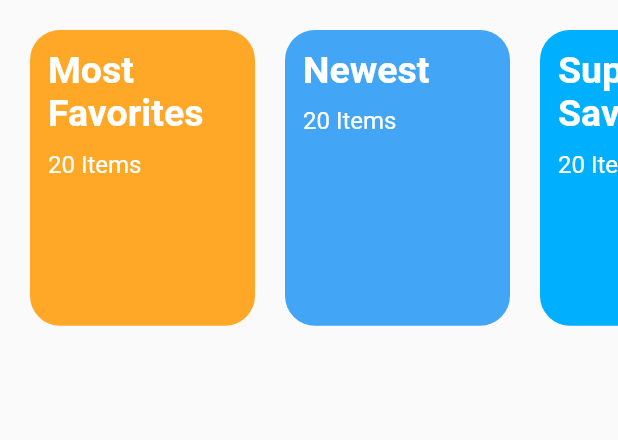
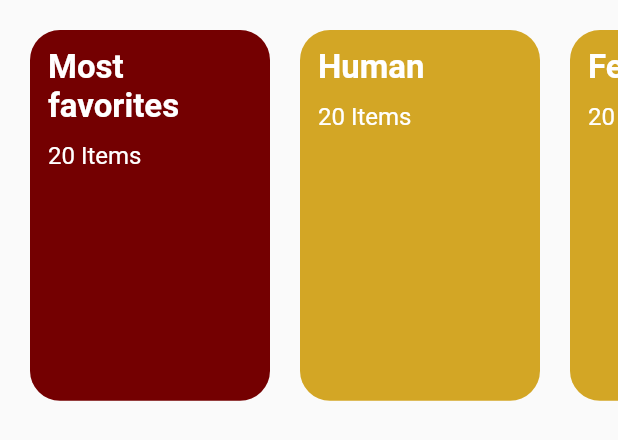
Before and after one commit to MarcelIwanicki/potterdex, a Flutter app: the CategoriesScroller widget shown alone on an empty page, opened directly, on a phone screen of 412 x 824 dp. Shown: the top 440 px of the screen. Run offline on Flutter 3.47's test engine with Material 2 defaults, Android fonts, the phone set to English and light mode, and no system bars; our stand-ins replace bloc, equatable, flutter_bloc, transparent_image; missing offline and left inert: injector; statements that could not run were skipped.

Commit message:
PD-2: Created dashboard view integrated with api with animations

```diff
--- a/lib/di/dashboard_module.dart
+++ b/lib/di/dashboard_module.dart
@@ -1,5 +1,6 @@
 import 'package:injector/injector.dart';
 import 'package:potterdex/feature/dashboard/business_logic/bloc/dashboard_bloc.dart';
+import 'package:potterdex/feature/dashboard/business_logic/cubit/close_container_cubit.dart';
 import 'package:potterdex/feature/dashboard/data/repository/harry_potter_repository.dart';
 
 void registerDashobardModule() {
@@ -7,4 +8,6 @@ void registerDashobardModule() {
 
   injector.registerSingleton<DashboardBloc>(
       () => DashboardBloc(injector.get<HarryPotterRepository>()));
+
+  injector.registerSingleton<CloseContainerCubit>(() => CloseContainerCubit());
 }
--- /dev/null
+++ b/lib/feature/dashboard/business_logic/cubit/close_container_state.dart
@@ -0,0 +1,6 @@
+class CloseContainerState {
+  bool isClosed;
+  double scrollValue;
+
+  CloseContainerState({required this.isClosed, required this.scrollValue});
+}
--- a/lib/feature/dashboard/presentation/widget/categories_scroller.dart
+++ b/lib/feature/dashboard/presentation/widget/categories_scroller.dart
@@ -1,102 +1,100 @@
 import 'package:flutter/material.dart';
+import 'package:potterdex/feature/dashboard/presentation/widget/categories_scroller_item.dart';
+import 'package:potterdex/resources/values/app_colors.dart';
+import 'package:potterdex/resources/values/app_dimens.dart';
+import 'package:potterdex/resources/values/app_strings.dart';
 
 class CategoriesScroller extends StatelessWidget {
   const CategoriesScroller({Key? key}) : super(key: key);
 
   @override
   Widget build(BuildContext context) {
-    final double categoryHeight = MediaQuery.of(context).size.height * 0.30 - 50;
+    final double categoryHeight = MediaQuery.of(context).size.height *
+        AppDimens.CATEGORIES_SCROLLER_HEIGHT_MULTIPLIER;
     return SingleChildScrollView(
       physics: BouncingScrollPhysics(),
       scrollDirection: Axis.horizontal,
       child: Container(
-        margin: const EdgeInsets.symmetric(vertical: 20, horizontal: 20),
+        margin: const EdgeInsets.symmetric(
+            vertical: AppDimens.CATEGORIES_SCROLLER_MARGIN,
+            horizontal: AppDimens.CATEGORIES_SCROLLER_MARGIN),
+        child: FittedBox(
+          fit: BoxFit.fill,
+          alignment: Alignment.topCenter,
           child: FittedBox(
             fit: BoxFit.fill,
             alignment: Alignment.topCenter,
             child: Row(
               children: <Widget>[
-              Container(
-                width: 150,
-                margin: EdgeInsets.only(right: 20),
+                CategoriesScrollerItem(
+                  width: AppDimens.CATEGORIES_SCROLLER_ITEM_WIDTH,
                   height: categoryHeight,
-                decoration: BoxDecoration(color: Colors.orange.shade400, borderRadius: BorderRadius.all(Radius.circular(20.0))),
-                child: Padding(
-                  padding: const EdgeInsets.all(12.0),
-                  child: Column(
-                    crossAxisAlignment: CrossAxisAlignment.start,
-                    children: <Widget>[
-                      Text(
-                        "Most\nFavorites",
-                        style: TextStyle(fontSize: 25, color: Colors.white, fontWeight: FontWeight.bold),
+                  title: AppStrings.CATEGORIES_SCROLLER_ITEM_NAME_A,
+                  countItems: 20,
+                  fontColor: Colors.white,
+                  backgroundColor: Theme.of(context).primaryColor,
                 ),
-                      SizedBox(
-                        height: 10,
+                CategoriesScrollerItem(
+                  width: AppDimens.CATEGORIES_SCROLLER_ITEM_WIDTH,
+                  height: categoryHeight,
+                  title: AppStrings.CATEGORIES_SCROLLER_ITEM_NAME_B,
+                  countItems: 20,
+                  fontColor: Colors.white,
+                  backgroundColor: Theme.of(context).accentColor,
                 ),
-                      Text(
-                        "20 Items",
-                        style: TextStyle(fontSize: 16, color: Colors.white),
+                CategoriesScrollerItem(
+                  width: AppDimens.CATEGORIES_SCROLLER_ITEM_WIDTH,
+                  height: categoryHeight,
+                  title: AppStrings.CATEGORIES_SCROLLER_ITEM_NAME_C,
+                  countItems: 20,
+                  fontColor: Colors.white,
+                  backgroundColor: Theme.of(context).accentColor,
                 ),
-                    ],
+                CategoriesScrollerItem(
+                  width: AppDimens.CATEGORIES_SCROLLER_ITEM_WIDTH,
+                  height: categoryHeight,
+                  title: AppStrings.CATEGORIES_SCROLLER_ITEM_NAME_D,
+                  countItems: 20,
+                  fontColor: Colors.white,
+                  backgroundColor: Theme.of(context).accentColor,
                 ),
+                CategoriesScrollerItem(
+                  width: AppDimens.CATEGORIES_SCROLLER_ITEM_WIDTH,
+                  height: categoryHeight,
+                  title: AppStrings.CATEGORIES_SCROLLER_ITEM_NAME_E,
+                  countItems: 20,
+                  fontColor: Colors.white,
+                  backgroundColor: AppColors.GRYFFINDOR_PRIMARY_COLOR,
                 ),
+                CategoriesScrollerItem(
+                  width: AppDimens.CATEGORIES_SCROLLER_ITEM_WIDTH,
+                  height: categoryHeight,
+                  title: AppStrings.CATEGORIES_SCROLLER_ITEM_NAME_F,
+                  countItems: 20,
+                  fontColor: Colors.black,
+                  backgroundColor: AppColors.HUFFLEPUFF_PRIMARY_COLOR,
                 ),
-              Container(
-                width: 150,
-                margin: EdgeInsets.only(right: 20),
+                CategoriesScrollerItem(
+                  width: AppDimens.CATEGORIES_SCROLLER_ITEM_WIDTH,
                   height: categoryHeight,
-                decoration: BoxDecoration(color: Colors.blue.shade400, borderRadius: BorderRadius.all(Radius.circular(20.0))),
-                child: Container(
-                  child: Padding(
-                    padding: const EdgeInsets.all(12.0),
-                    child: Column(
-                      crossAxisAlignment: CrossAxisAlignment.start,
-                      children: <Widget>[
-                        Text(
-                          "Newest",
-                          style: TextStyle(fontSize: 25, color: Colors.white, fontWeight: FontWeight.bold),
+                  title: AppStrings.CATEGORIES_SCROLLER_ITEM_NAME_G,
+                  countItems: 20,
+                  fontColor: Colors.white,
+                  backgroundColor: AppColors.SLYTHERIN_PRIMARY_COLOR,
                 ),
-                        SizedBox(
-                          height: 10,
-                        ),
-                        Text(
-                          "20 Items",
-                          style: TextStyle(fontSize: 16, color: Colors.white),
+                CategoriesScrollerItem(
+                  width: AppDimens.CATEGORIES_SCROLLER_ITEM_WIDTH,
+                  height: categoryHeight,
+                  title: AppStrings.CATEGORIES_SCROLLER_ITEM_NAME_H,
+                  countItems: 20,
+                  fontColor: Colors.white,
+                  backgroundColor: AppColors.RAVENCLAW_PRIMARY_COLOR,
                 ),
               ],
             ),
           ),
         ),
       ),
-              Container(
-                width: 150,
-                margin: EdgeInsets.only(right: 20),
-                height: categoryHeight,
-                decoration: BoxDecoration(color: Colors.lightBlueAccent.shade400, borderRadius: BorderRadius.all(Radius.circular(20.0))),
-                child: Padding(
-                  padding: const EdgeInsets.all(12.0),
-                  child: Column(
-                    crossAxisAlignment: CrossAxisAlignment.start,
-                    children: <Widget>[
-                      Text(
-                        "Super\nSaving",
-                        style: TextStyle(fontSize: 25, color: Colors.white, fontWeight: FontWeight.bold),
-                      ),
-                      SizedBox(
-                        height: 10,
-                      ),
-                      Text(
-                        "20 Items",
-                        style: TextStyle(fontSize: 16, color: Colors.white),
-                      ),
-                    ],
-                  ),
-                ),
-              ),
-            ],
-          ),
-        ),
-      ),
     );
   }
 }
--- /dev/null
+++ b/lib/feature/dashboard/presentation/widget/categories_scroller_item.dart
@@ -0,0 +1,59 @@
+import 'package:flutter/material.dart';
+import 'package:potterdex/resources/values/app_dimens.dart';
+import 'package:potterdex/resources/values/app_strings.dart';
+
+class CategoriesScrollerItem extends StatelessWidget {
+  final double width;
+  final double height;
+  final title;
+  final countItems;
+  final backgroundColor;
+  final fontColor;
+
+  CategoriesScrollerItem(
+      {required this.width,
+      required this.height,
+      this.title,
+      this.countItems,
+      this.backgroundColor,
+      this.fontColor});
+
+  @override
+  Widget build(BuildContext context) {
+    return Container(
+      width: width,
+      margin: EdgeInsets.only(
+          right: AppDimens.CATEGORIES_SCROLLER_ITEM_RIGHT_MARGIN),
+      height: height,
+      decoration: BoxDecoration(
+          color: backgroundColor,
+          borderRadius: BorderRadius.all(
+              Radius.circular(AppDimens.CATEGORIES_SCROLLER_ITEM_RADIUS))),
+      child: Padding(
+        padding:
+            const EdgeInsets.all(AppDimens.CATEGORIES_SCROLLER_ITEM_PADDING),
+        child: Column(
+          crossAxisAlignment: CrossAxisAlignment.start,
+          children: <Widget>[
+            Text(
+              title,
+              style: TextStyle(
+                  fontSize: AppDimens.CATEGORIES_SCROLLER_ITEM_BIG_FONT_SIZE,
+                  color: fontColor,
+                  fontWeight: FontWeight.bold),
+            ),
+            SizedBox(
+              height: AppDimens.CATEGORIES_SCROLLER_ITEM_SPACE_BETWEEN_TEXTS,
+            ),
+            Text(
+              "$countItems ${AppStrings.CATEGORIES_SCROLLER_ITEM_COUNT_TEXT}",
+              style: TextStyle(
+                  fontSize: AppDimens.CATEGORIES_SCROLLER_ITEM_FONT_SIZE,
+                  color: fontColor),
+            ),
+          ],
+        ),
+      ),
+    );
+  }
+}
--- /dev/null
+++ b/lib/resources/values/app_colors.dart
@@ -0,0 +1,32 @@
+import 'dart:ui';
+
+class AppColors {
+  // GRYFFINDOR
+  static const Color GRYFFINDOR_PRIMARY_COLOR = Color(0xFF740001);
+  static const Color GRYFFINDOR_SECONDARY_COLOR = Color(0xFFAE0001);
+  static const Color GRYFFINDOR_ACCENT_COLOR = Color(0xFFD3A625);
+  static const Color GRYFFINDOR_SECONDARY_ACCENT_COLOR = Color(0xFFEEBA30);
+  static const Color GRYFFINDOR_DARK_COLOR = Color(0xFF000000);
+  static const Color GRYFFINDOR_LIGHT_COLOR = Color(0xFFC0C0C0);
+
+  // SLYTHERIN
+  static const Color SLYTHERIN_PRIMARY_COLOR = Color(0xFF1A472A);
+  static const Color SLYTHERIN_SECONDARY_COLOR = Color(0xFF2A623D);
+  static const Color SLYTHERIN_ACCENT_COLOR = Color(0xFF5D5D5D);
+  static const Color SLYTHERIN_SECONDARY_ACCENT_COLOR = Color(0xFFAAAAAA);
+  static const Color SLYTHERIN_DARK_COLOR = Color(0xFF000000);
+
+  // RAVENCLAW
+  static const Color RAVENCLAW_PRIMARY_COLOR = Color(0xFF0E1A40);
+  static const Color RAVENCLAW_SECONDARY_COLOR = Color(0xFF222F5B);
+  static const Color RAVENCLAW_ACCENT_COLOR = Color(0xFF5D5D5D);
+  static const Color RAVENCLAW_SECONDARY_ACCENT_COLOR = Color(0xFF946B2D);
+  static const Color RAVENCLAW_DARK_COLOR = Color(0xFF000000);
+
+  // HUFFLEPUFF
+  static const Color HUFFLEPUFF_PRIMARY_COLOR = Color(0xFFFFF4B1);
+  static const Color HUFFLEPUFF_SECONDARY_COLOR = Color(0xFFFFED86);
+  static const Color HUFFLEPUFF_ACCENT_COLOR = Color(0xFFFFDB00);
+  static const Color HUFFLEPUFF_SECONDARY_ACCENT_COLOR = Color(0xFF60605C);
+  static const Color HUFFLEPUFF_DARK_COLOR = Color(0xFF000000);
+}
--- /dev/null
+++ b/lib/resources/values/app_dimens.dart
@@ -0,0 +1,38 @@
+class AppDimens {
+  // DURATIONS
+  static const DURATION_ANIMATION_DEFAULT_MILLISECONDS = 200;
+
+  // DASHBOARD
+  static const DASHBOARD_HEIGHT_MULTIPLIER = 0.3;
+  static const DASHBOARD_BOTTOM_BAR_NOTCH_MARGIN = 8.0;
+  static const DASHBOARD_BOTTOM_BAR_HEIGHT = 48.0;
+  static const DASHBOARD_SPACE_BETWEEN_NAVBAR_AND_CATEGORIES = 10.0;
+
+  // CATEGORIES SCROLLER
+  static const CATEGORIES_SCROLLER_HEIGHT_MULTIPLIER = 0.3;
+  static const CATEGORIES_SCROLLER_MARGIN = 20.0;
+  static const CATEGORIES_SCROLLER_ITEM_PADDING = 12.0;
+  static const CATEGORIES_SCROLLER_ITEM_RIGHT_MARGIN = 20.0;
+  static const CATEGORIES_SCROLLER_ITEM_WIDTH = 160.0;
+  static const CATEGORIES_SCROLLER_ITEM_RADIUS = 20.0;
+  static const CATEGORIES_SCROLLER_ITEM_BIG_FONT_SIZE = 22.0;
+  static const CATEGORIES_SCROLLER_ITEM_FONT_SIZE = 16.0;
+  static const CATEGORIES_SCROLLER_ITEM_SPACE_BETWEEN_TEXTS = 10.0;
+
+  // HARRY POTTER CHARACTERS LIST ITEM
+  static const HARRY_POTTER_CHARACTERS_LIST_ITEM_HEIGHT = 150.0;
+  static const HARRY_POTTER_CHARACTERS_LIST_ITEM_RADIUS = 20.0;
+  static const HARRY_POTTER_CHARACTERS_LIST_ITEM_HORIZONTAL_MARGIN = 20.0;
+  static const HARRY_POTTER_CHARACTERS_LIST_ITEM_VERTICAL_MARGIN = 10.0;
+  static const HARRY_POTTER_CHARACTERS_LIST_ITEM_HORIZONTAL_PADDING = 20.0;
+  static const HARRY_POTTER_CHARACTERS_LIST_ITEM_VERTICAL_PADDING = 10.0;
+  static const HARRY_POTTER_CHARACTERS_LIST_ITEM_BLUR_ALPHA = 100;
+  static const HARRY_POTTER_CHARACTERS_LIST_ITEM_BLUR_RADIUS = 10.0;
+  static const HARRY_POTTER_CHARACTERS_LIST_ITEM_BIG_FONT_SIZE = 20.0;
+  static const HARRY_POTTER_CHARACTERS_LIST_ITEM_FONT_SIZE = 14.0;
+  static const HARRY_POTTER_CHARACTERS_LIST_ITEM_SPACE_BETWEEN_TITLE_AND_INFO =
+      10.0;
+  static const HARRY_POTTER_CHARACTERS_LIST_ITEM_IMAGE_WIDTH = 80.0;
+  static const HARRY_POTTER_CHARACTERS_LIST_ITEM_IMAGE_HEIGHT = 100.0;
+  static const HARRY_POTTER_CHARACTERS_LIST_ITEM_IMAGE_CACHED_HEIGHT = 100;
+}
--- /dev/null
+++ b/lib/resources/values/app_strings.dart
@@ -0,0 +1,24 @@
+
+class AppStrings {
+
+  // APP
+  static const APP_NAME = "Potterdex";
+
+  // DASHBOARD
+  static const DASHBOARD_INITIAL_STATE_STRING = "Initial state";
+  static const DASHBOARD_UNKNOWN_ERROR = "Unknown error";
+
+  // CATEGORIES SCROLLER
+  static const CATEGORIES_SCROLLER_ITEM_NAME_A = "Most\nfavorites";
+  static const CATEGORIES_SCROLLER_ITEM_NAME_B = "Human";
+  static const CATEGORIES_SCROLLER_ITEM_NAME_C = "Female";
+  static const CATEGORIES_SCROLLER_ITEM_NAME_D = "Male";
+  static const CATEGORIES_SCROLLER_ITEM_NAME_E = "Gryffindor";
+  static const CATEGORIES_SCROLLER_ITEM_NAME_F = "Hufflepuff";
+  static const CATEGORIES_SCROLLER_ITEM_NAME_G = "Slytherin";
+  static const CATEGORIES_SCROLLER_ITEM_NAME_H = "Ravenclaw";
+  static const CATEGORIES_SCROLLER_ITEM_COUNT_TEXT = "Items";
+
+  // HARRY POTTER CHARACTERS LIST ITEM WAND TEXT
+  static const HARRY_POTTER_CHARACTERS_LIST_ITEM_WAND_TEXT = "Wand";
+}
--- /dev/null
+++ b/lib/resources/values/app_styles.dart
@@ -0,0 +1,4 @@
+
+class AppStyles {
+
+}
--- a/pubspec.yaml
+++ b/pubspec.yaml
@@ -32,6 +32,7 @@ dependencies:
   http: ^0.13.3
   equatable: ^2.0.0
   injector: ^2.0.0
+  transparent_image: ^2.0.0
 
 dev_dependencies:
   flutter_test:
@@ -42,6 +43,8 @@ dev_dependencies:
 
 # The following section is specific to Flutter.
 flutter:
+  assets:
+    - assets/
 
   # The following line ensures that the Material Icons font is
   # included with your application, so that you can use the icons in
```
Also changed, not shown: lib/feature/dashboard/business_logic/cubit/close_container_cubit.dart (added, +23 -0 lines), lib/feature/dashboard/presentation/page/dashboard_page.dart (+67 -31 lines), lib/feature/dashboard/presentation/page/harry_potter_characters_list_page.dart (deleted, +0 -18 lines), lib/feature/dashboard/presentation/widget/dashboard_appbar.dart (added, +38 -0 lines), lib/feature/dashboard/presentation/widget/harry_potter_characters_list.dart (added, +33 -0 lines), lib/feature/dashboard/presentation/widget/harry_potter_characters_list_item.dart (added, +85 -0 lines), lib/main.dart (+14 -4 lines), pubspec.lock. Lines whose indentation alone changed are shown as unchanged.
